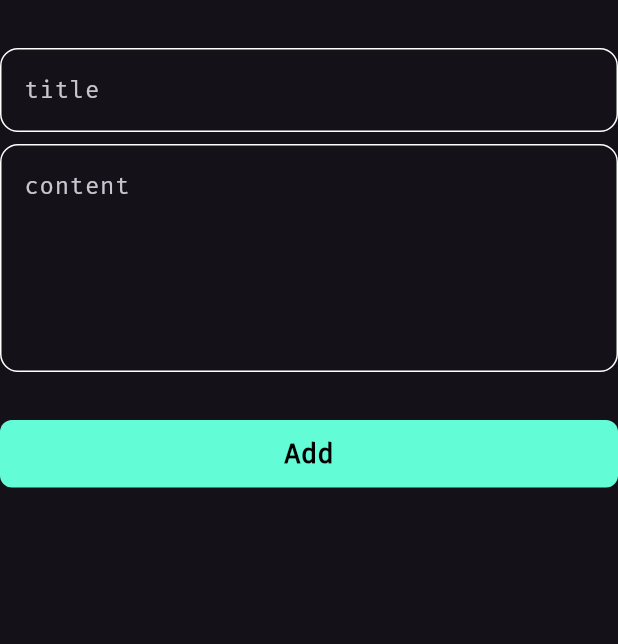
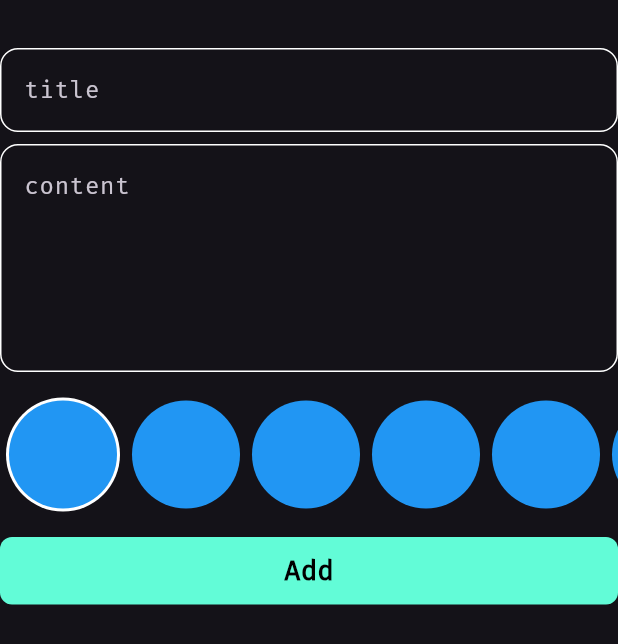
Before and after one commit to JafarKMarouf/notes_app, a Flutter app: the AddNoteView widget shown alone on an empty page, opened directly, on a phone screen of 412 x 824 dp. Shown: the top 644 px of the screen. Run offline on Flutter 3.47's test engine with Material 3 defaults, Android fonts, the phone set to English and light mode, and no system bars; our stand-ins replace awesome_dialog, flutter_bloc, hive, hive_flutter; missing offline and left inert: awesome_icons; accounts and stored records are empty.

Commit message:
create color list view

```diff
--- a/lib/main.dart
+++ b/lib/main.dart
@@ -6,7 +6,6 @@ import 'package:notes_app/cubits/add_notes/add_notes_cubit.dart';
 import 'package:notes_app/cubits/show_notes/show_notes_cubit.dart';
 import 'package:notes_app/cubits/simple_bloc_observer.dart';
 import 'package:notes_app/models/note_model/note_model.dart';
-import 'package:notes_app/views/edit_notes_view.dart';
 import 'package:notes_app/views/notes_view.dart';
 
 void main() async {
@@ -19,7 +18,6 @@ void main() async {
 
 class MyApp extends StatelessWidget {
   const MyApp({super.key});
-
   @override
   Widget build(BuildContext context) {
     return MultiBlocProvider(
@@ -31,9 +29,6 @@ class MyApp extends StatelessWidget {
         theme: ThemeData(brightness: Brightness.dark, fontFamily: 'FiraCode'),
         debugShowCheckedModeBanner: false,
         home: const NotesView(),
-        // routes: {
-        //   'edit_notes': (context) => const EditNoteView(),
-        // },
       ),
     );
   }
--- a/lib/views/widgets/add_notes.dart
+++ b/lib/views/widgets/add_notes.dart
@@ -6,6 +6,8 @@ import 'package:notes_app/cubits/show_notes/show_notes_cubit.dart';
 import 'package:notes_app/models/note_model/note_model.dart';
 import 'package:notes_app/views/widgets/custom_button.dart';
 import 'package:notes_app/views/widgets/custom_text_form_field.dart';
+
+import 'color_list_view.dart';
 
 class AddNoteView extends StatefulWidget {
   const AddNoteView({super.key, required this.nameButton});
@@ -46,7 +48,11 @@ class _AddNoteViewState extends State<AddNoteView> {
             },
           ),
           const SizedBox(
-            height: 32,
+            height: 16,
+          ),
+          const ColorListItem(),
+          const SizedBox(
+            height: 16,
           ),
           BlocBuilder<AddNotesCubit,AddNotesState>(
             builder:(context,state) => CustomeButton(
--- /dev/null
+++ b/lib/views/widgets/color_list_view.dart
@@ -0,0 +1,55 @@
+import 'package:flutter/material.dart';
+
+class ColorItem extends StatelessWidget {
+  const ColorItem({super.key,required this.isActive});
+  final bool isActive;
+  @override
+  Widget build(BuildContext context) {
+    return isActive ?
+    const CircleAvatar(
+      radius: 38,
+      backgroundColor: Colors.white,
+      child:  CircleAvatar(
+        radius: 36,
+        backgroundColor: Colors.blue,
+      ),
+    ) : const CircleAvatar(
+      radius: 36,
+      backgroundColor: Colors.blue,
+    );
+  }
+}
+
+class ColorListItem extends StatefulWidget {
+  const ColorListItem({super.key});
+
+  @override
+  State<ColorListItem> createState() => _ColorListItemState();
+}
+
+class _ColorListItemState extends State<ColorListItem> {
+  int currentIndex = 0 ;
+  @override
+  Widget build(BuildContext context) {
+    return SizedBox(
+      height: 38 * 2 + 2,
+      child: ListView.builder(
+          itemCount:10,
+          scrollDirection: Axis.horizontal,
+          itemBuilder: (context,index){
+            return Padding(
+              padding:const EdgeInsets.symmetric(horizontal: 4.0),
+              child: GestureDetector(
+                  onTap: (){
+                    currentIndex = index;
+                    setState(() {
+
+                    });
+                  },
+                  child: ColorItem(isActive: currentIndex == index,)
+              )
+            );
+          }),
+    );
+  }
+}
--- a/lib/views/widgets/edit_notes_view_body.dart
+++ b/lib/views/widgets/edit_notes_view_body.dart
@@ -1,17 +1,13 @@
-
 import 'package:flutter/material.dart';
 import 'package:flutter_bloc/flutter_bloc.dart';
 import 'package:notes_app/cubits/show_notes/show_notes_cubit.dart';
 import 'package:notes_app/models/note_model/note_model.dart';
-import 'package:notes_app/views/widgets/add_notes.dart';
-import 'package:notes_app/views/widgets/custom_button.dart';
 import 'package:notes_app/views/widgets/custom_text_form_field.dart';
 import 'package:notes_app/views/widgets/customer_app_bar.dart';
 
 class EditNotesViewBody extends StatefulWidget {
   const EditNotesViewBody({super.key,required this.note});
   final NoteModel note;
-
   @override
   State<EditNotesViewBody> createState() => _EditNotesViewBodyState();
 }
```
